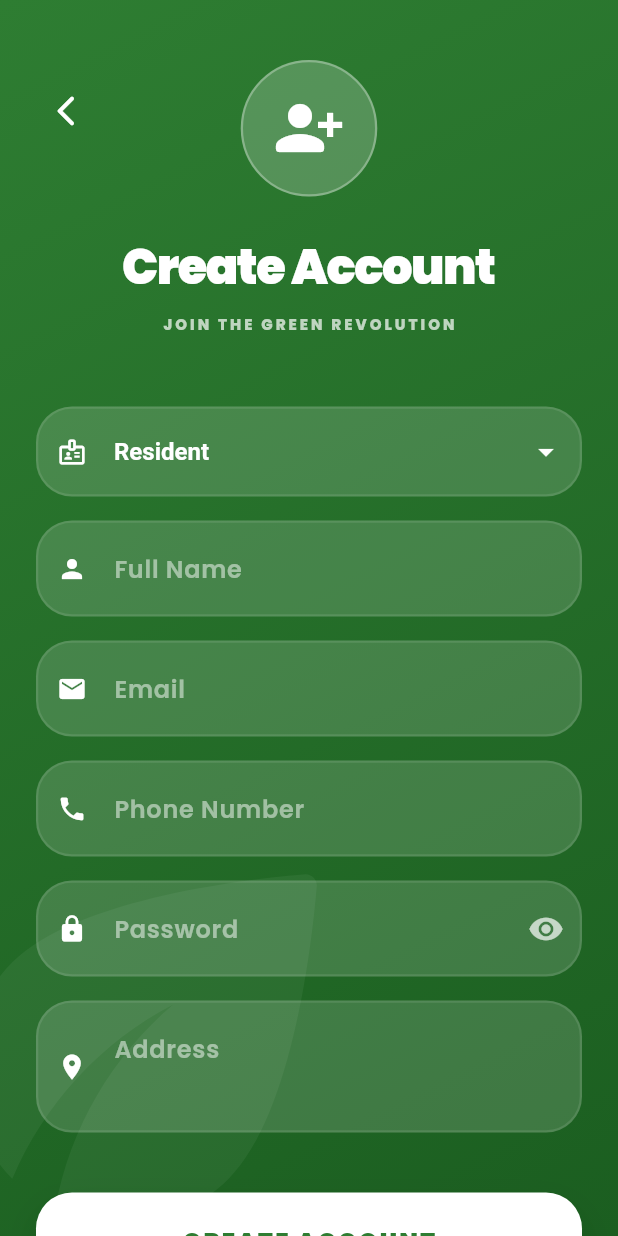
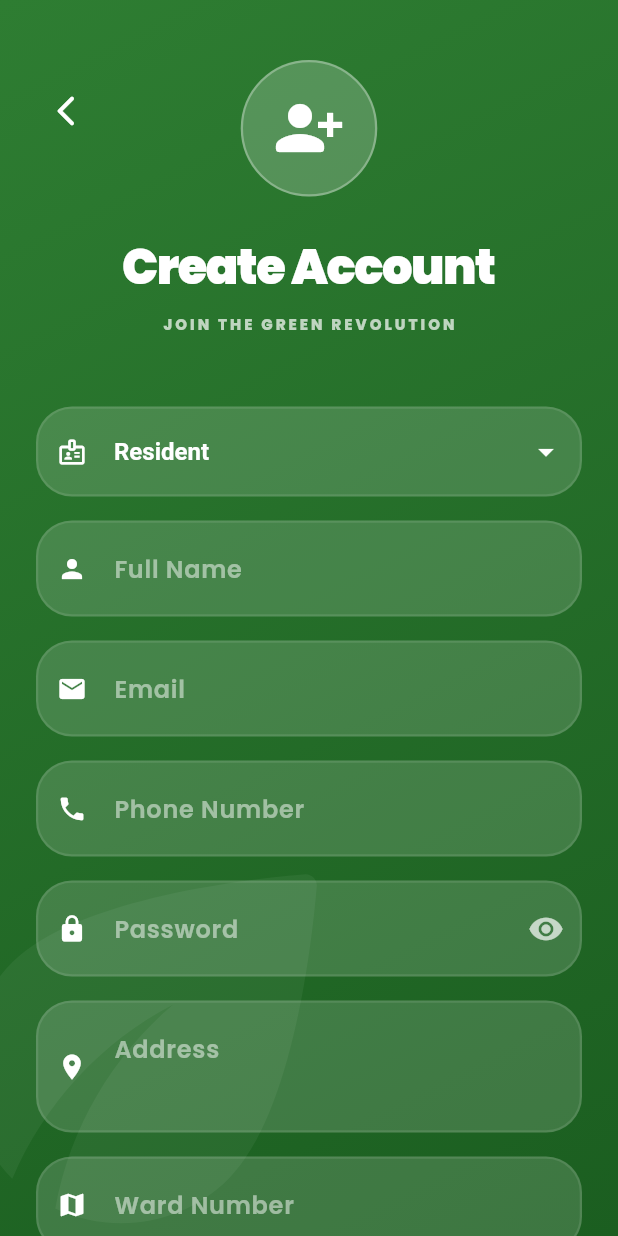
Before and after one commit to ShadaMaitexa/waste_management, a Flutter app: the RegistrationScreen screen opened by its route, on a phone screen of 412 x 824 dp. Run offline on Flutter 3.47's test engine with Material 3 defaults, Android fonts, the phone set to English and light mode, and no system bars; our stand-ins replace fl_chart, google_fonts, shared_preferences; accounts and stored records are empty; network calls fail.

Commit message:
feat: Implement user registration screen and service, supporting various user types and including API response examples.

```diff
--- /dev/null
+++ b/api_error.json
@@ -0,0 +1 @@
+{"username":["This field is required."],"email":["This field is required."],"password":["This field is required."],"phone":["This field is required."],"ward":["This field is required."]}
--- /dev/null
+++ b/api_error2.json
@@ -0,0 +1 @@
+{"message":"User created successfully","tokens":{"refresh":"eyJhbGciOiJIUzI1NiIsInR5cCI6IkpXVCJ9.eyJ0b2tlbl90eXBlIjoicmVmcmVzaCIsImV4cCI6MTc3MzQwMTY3NiwiaWF0IjoxNzczMzE1Mjc2LCJqdGkiOiI0NjlmZjc5NWE0ZjA0N2Q3YTYwM2ZmZDFhNmJiMGI1MSIsInVzZXJfaWQiOiIyIn0.cizGFgDiam6geime6ymjIJSZjuALte8h70wnwwzN5eo","access":"eyJhbGciOiJIUzI1NiIsInR5cCI6IkpXVCJ9.eyJ0b2tlbl90eXBlIjoiYWNjZXNzIiwiZXhwIjoxNzczNDAxNjc2LCJpYXQiOjE3NzMzMTUyNzYsImp0aSI6ImI2NDI4OTUxYTIwODQyYjBiYmJlMmZhNmJlNzljZTU4IiwidXNlcl9pZCI6IjIifQ.vyKbKpj1C0cSsGZ-dvK_5pLpdOs6hbWJBZ8P9yQegg0"}}
--- a/lib/screens/auth/registration_screen.dart
+++ b/lib/screens/auth/registration_screen.dart
@@ -17,6 +17,7 @@ class _RegistrationScreenState extends State<RegistrationScreen> {
   final _passwordController = TextEditingController();
   final _phoneController = TextEditingController();
   final _addressController = TextEditingController();
+  final _wardController = TextEditingController(); // Added ward controller
 
   bool _isLoading = false;
   bool _obscurePassword = true;
@@ -30,6 +31,7 @@ class _RegistrationScreenState extends State<RegistrationScreen> {
     _passwordController.dispose();
     _phoneController.dispose();
     _addressController.dispose();
+    _wardController.dispose(); // Dispose ward controller
     super.dispose();
   }
 
@@ -49,6 +51,7 @@ class _RegistrationScreenState extends State<RegistrationScreen> {
         password: _passwordController.text,
         phoneNumber: _phoneController.text.trim(),
         address: _addressController.text.trim(),
+        ward: _selectedUserType == UserType.resident ? _wardController.text.trim() : null, // Pass ward if resident
         userType: _selectedUserType,
       );
 
@@ -269,6 +272,16 @@ class _RegistrationScreenState extends State<RegistrationScreen> {
           maxLines: 2,
           validator: (value) => value == null || value.isEmpty ? 'Please enter your address' : null,
         ),
+        if (_selectedUserType == UserType.resident) ...[
+          const SizedBox(height: AppTheme.spacingM),
+          _buildTextField(
+            controller: _wardController,
+            label: 'Ward Number',
+            icon: Icons.map,
+            keyboardType: TextInputType.number,
+            validator: (value) => value == null || value.isEmpty ? 'Please enter your ward number' : null,
+          ),
+        ],
       ],
     );
   }
```
Also changed, not shown: lib/services/auth_service.dart (+30 -2 lines).
